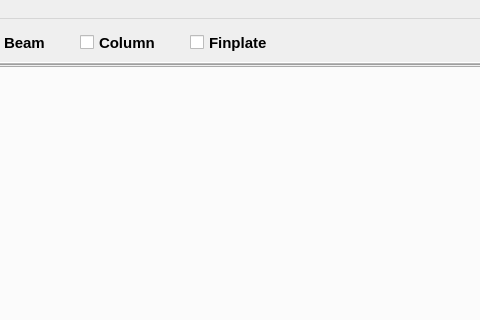
GreatDevelopers/osdag-core, file Connections/Shear/Finplate/finPlate.ui: the form before one commit; both pictures show x 480 to 960 and y 0 to 320 of the 1328 by 769 pixel window.
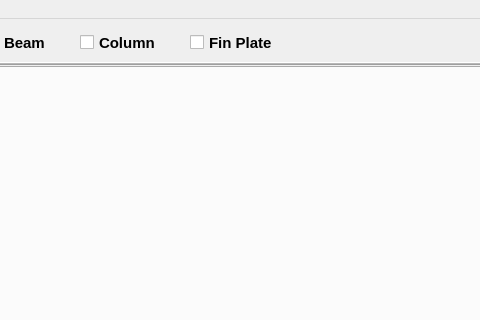
The form after the commit. Icons and pictures are not drawn.

What changed in the file:
```diff
--- a/Connections/Shear/Finplate/finPlate.ui
+++ b/Connections/Shear/Finplate/finPlate.ui
@@ -301,7 +301,7 @@
         <string>Finplate only</string>
        </property>
        <property name="text">
-        <string>Finplate</string>
+        <string>Fin Plate</string>
        </property>
       </widget>
      </widget>
```
